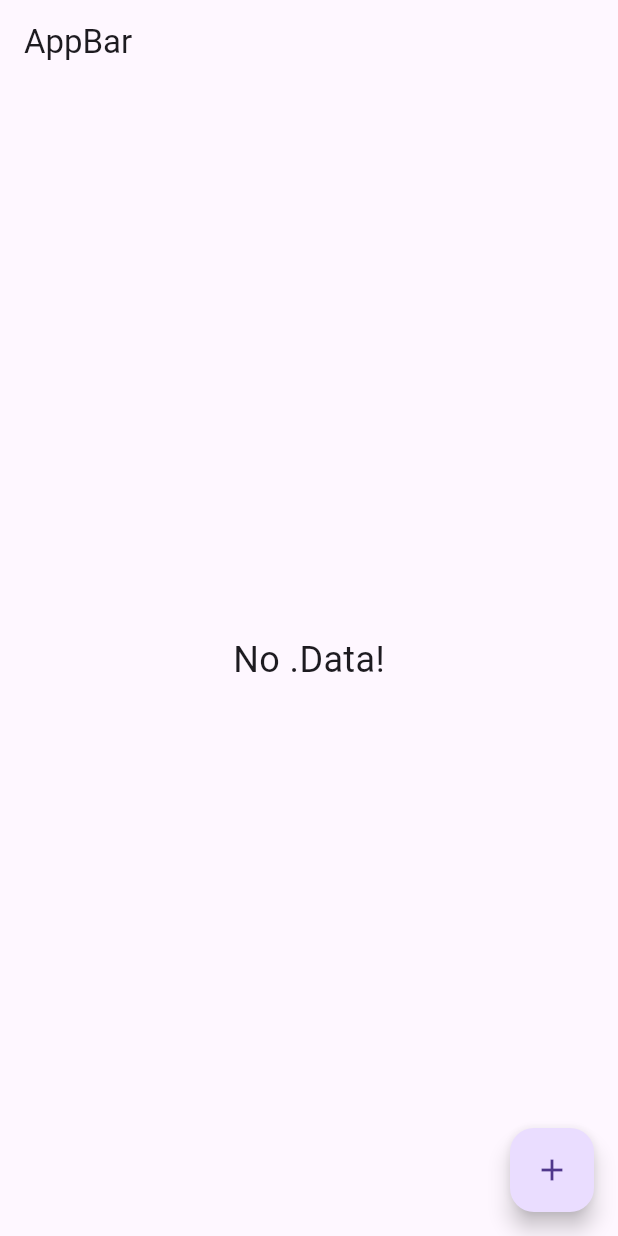
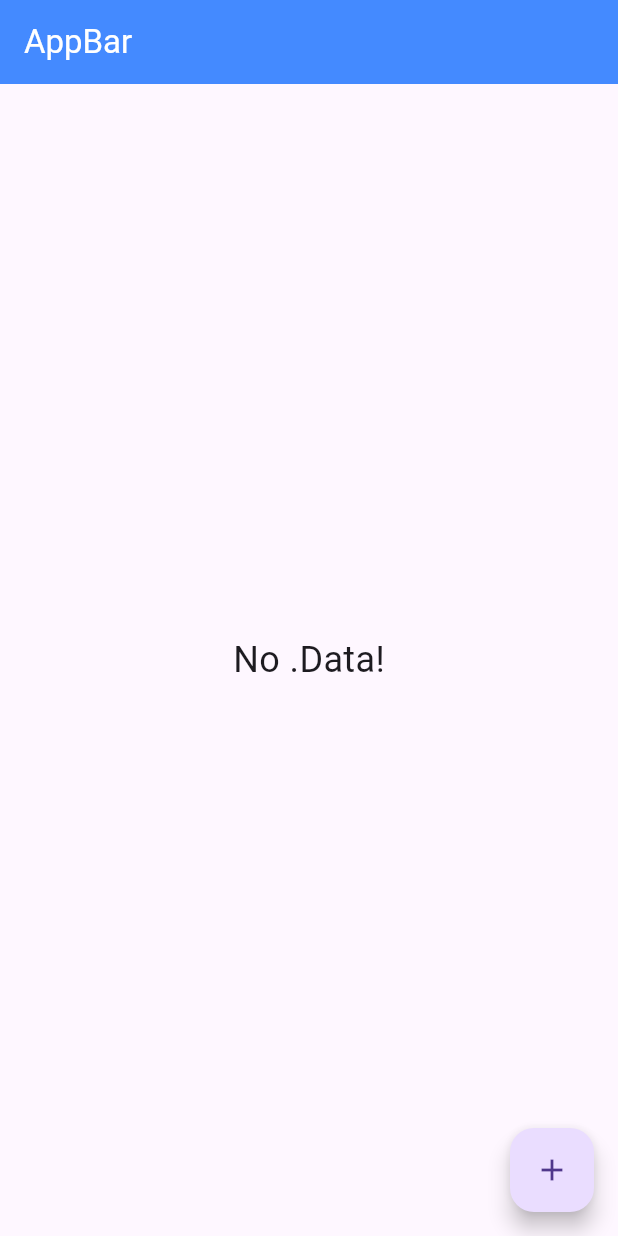
Before and after one commit to mariamattef/add_employee, a Flutter app: the screen it shows after launch, on a phone screen of 412 x 824 dp. Run offline on Flutter 3.47's test engine with Material 3 defaults, Android fonts, the phone set to English and light mode, and no system bars; our stand-ins replace sqflite, sqflite_common_ffi_web; accounts and stored records are empty.

Commit message:
stylingApp Psr

```diff
--- a/lib/pages/show_emp.dart
+++ b/lib/pages/show_emp.dart
@@ -28,6 +28,8 @@ class _ShowEmpState extends State<ShowEmp> {
           child: const Icon(Icons.add),
         ),
         appBar: AppBar(
+          backgroundColor: Colors.blueAccent,
+          foregroundColor: Colors.white,
           title: const Text('AppBar'),
         ),
         body: widget.employeeList.isEmpty
```
